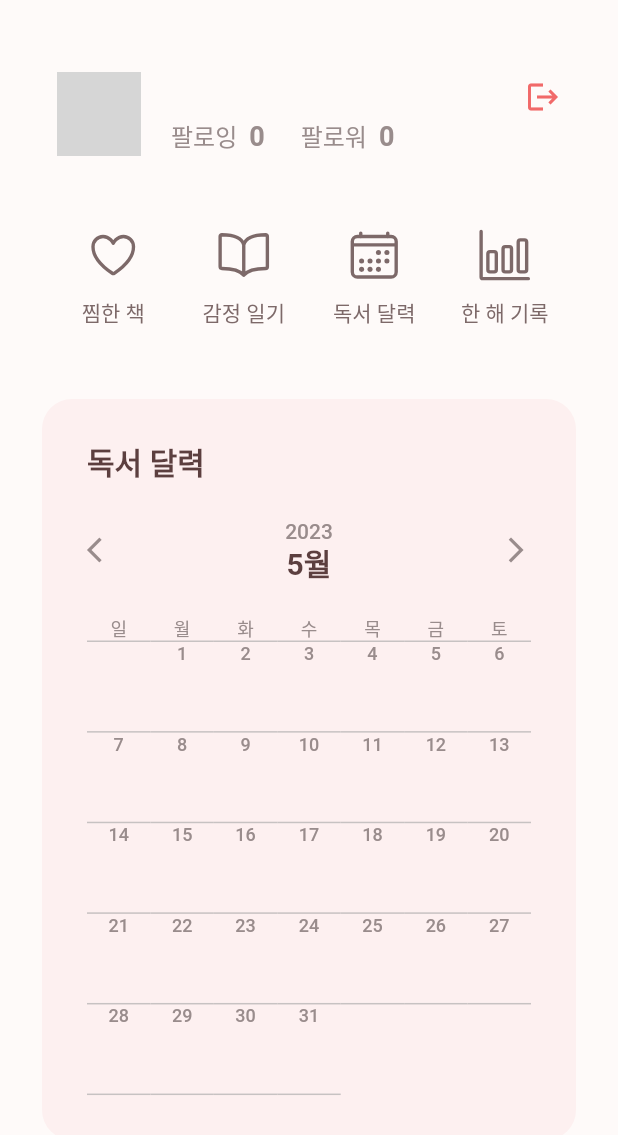
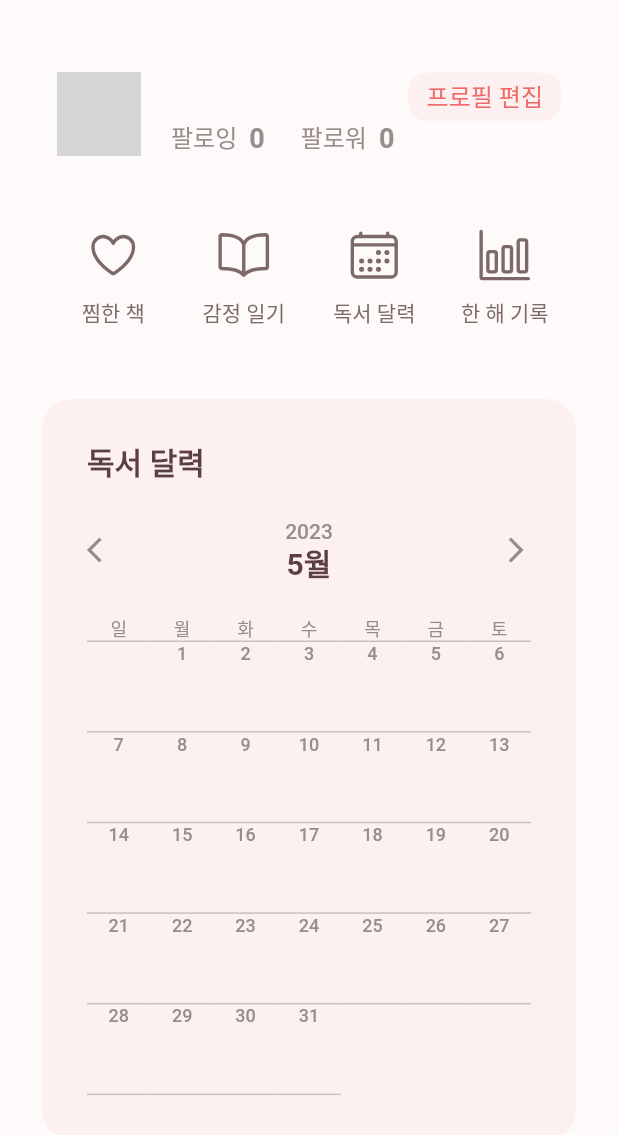
Before and after one commit to noonmap/Dokki, a Flutter app: the ProfilePage screen opened directly, on a phone screen of 412 x 824 dp. Shown: the top 1135 px of the screen. Run offline on Flutter 3.47's test engine with Material 2 defaults, Android fonts, the phone set to English and light mode, and no system bars; our stand-ins replace another_flushbar, charts_flutter, dio, flutter_dotenv, flutter_secure_storage, flutter_spinkit and 3 more; missing offline and left inert: kakao_flutter_sdk; accounts and stored records are empty; network calls fail; Roboto replaces fonts that are missing (Noto); grey boxes are pictures that could not be loaded.

Commit message:
[FE] style : 버튼 css 수정

```diff
--- a/client/lib/view/profile/widget/follow_button.dart
+++ b/client/lib/view/profile/widget/follow_button.dart
@@ -26,7 +26,7 @@ class FollowButton extends StatelessWidget {
             text: isFollowed ? '팔로잉' : '팔로우',
             color: brandColor300,
             size: 16,
-            weightType: WeightType.semiBold,
+            weightType: WeightType.medium,
           ),
         ),
       ),
--- a/client/lib/view/profile/widget/logout_button.dart
+++ b/client/lib/view/profile/widget/logout_button.dart
@@ -23,6 +23,7 @@ class LogoutButton extends StatelessWidget {
       child: const Icon(
         Icons.logout,
         color: brandColor300,
+        size: 16,
       ),
     );
   }
--- a/client/lib/view/profile/widget/user_bio.dart
+++ b/client/lib/view/profile/widget/user_bio.dart
@@ -1,9 +1,9 @@
 import 'package:dokki/common/constant/colors.dart';
 import 'package:dokki/common/widget/paragraph.dart';
+import 'package:dokki/common/widget/pink_button.dart';
 import 'package:dokki/providers/user_provider.dart';
 import 'package:dokki/utils/routes/routes_name.dart';
 import 'package:dokki/view/profile/widget/follow_button.dart';
-import 'package:dokki/view/profile/widget/logout_button.dart';
 import 'package:flutter/material.dart';
 
 class userBio extends StatelessWidget {
@@ -18,6 +18,8 @@ class userBio extends StatelessWidget {
   final String userId;
   final bool isMine;
 
+  @override
+  Widget build(BuildContext context) {
     void onFollowButtonTap() {
       if (up.userBio?.isFollowed == true) {
         up.followById(userId: userId, category: 'unfollow');
@@ -26,8 +28,10 @@ class userBio extends StatelessWidget {
       }
     }
 
-  @override
-  Widget build(BuildContext context) {
+    void onEditButtonTap() {
+      Navigator.pushNamed(context, RoutesName.profileEdit);
+    }
+
     return Padding(
       padding: const EdgeInsets.symmetric(horizontal: 10),
       child: Row(
@@ -58,7 +62,10 @@ class userBio extends StatelessWidget {
                     ),
                     // 팔로우 버튼
                     isMine
-                        ? const LogoutButton()
+                        ? PinkButton(
+                            text: '프로필 편집',
+                            onTap: onEditButtonTap,
+                          )
                         : FollowButton(
                             isFollowed: up.userBio!.isFollowed,
                             onTap: onFollowButtonTap,
```
Lines whose indentation alone changed are shown as unchanged.
